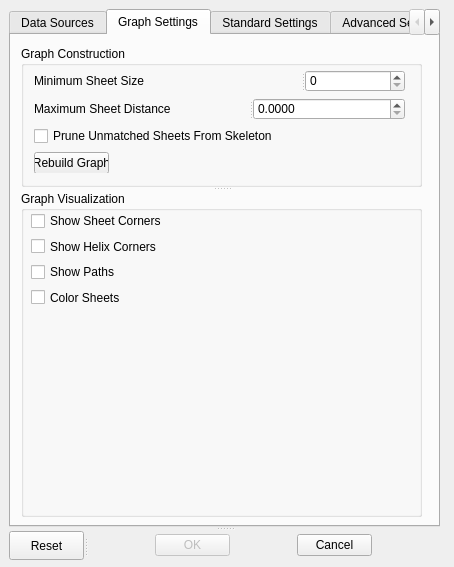
Before: the Qt Designer form Gorgon/src_ui/ui_dialog_sse_helix_correspondence_finder.ui in GorgonCryoEM/Gorgon, drawn with Qt 5.
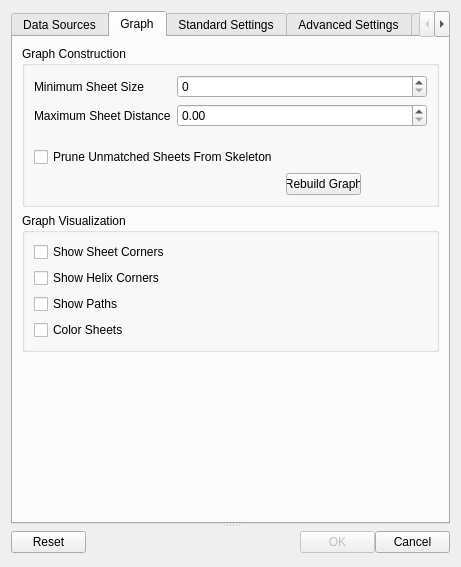
After: the same form once the commit is applied.

Commit message: Fixing layouts so that windows automatically resize. Still need to remove some unnecessary layout settings.

What changed in the file:
```diff
--- a/Gorgon/src_ui/ui_dialog_sse_helix_correspondence_finder.ui
+++ b/Gorgon/src_ui/ui_dialog_sse_helix_correspondence_finder.ui
@@ -5,39 +5,48 @@
    <rect>
     <x>0</x>
     <y>0</y>
-    <width>454</width>
+    <width>322</width>
     <height>567</height>
    </rect>
   </property>
   <property name="sizePolicy" >
-   <sizepolicy vsizetype="Expanding" hsizetype="Expanding" >
+   <sizepolicy vsizetype="MinimumExpanding" hsizetype="Expanding" >
     <horstretch>0</horstretch>
     <verstretch>0</verstretch>
    </sizepolicy>
   </property>
   <property name="minimumSize" >
    <size>
-    <width>454</width>
+    <width>0</width>
     <height>567</height>
    </size>
   </property>
   <property name="maximumSize" >
    <size>
-    <width>454</width>
+    <width>999999</width>
     <height>567</height>
    </size>
   </property>
   <property name="windowTitle" >
    <string>Helix Correspondence Finder</string>
   </property>
+  <layout class="QHBoxLayout" name="horizontalLayout_2" >
+   <item>
   <widget class="QSplitter" name="splitter_7" >
-   <property name="geometry" >
-    <rect>
-     <x>9</x>
-     <y>9</y>
-     <width>431</width>
-     <height>551</height>
-    </rect>
+     <property name="sizePolicy" >
+      <sizepolicy vsizetype="Minimum" hsizetype="Expanding" >
+       <horstretch>1</horstretch>
+       <verstretch>1</verstretch>
+      </sizepolicy>
+     </property>
+     <property name="layoutDirection" >
+      <enum>Qt::LeftToRight</enum>
+     </property>
+     <property name="frameShape" >
+      <enum>QFrame::NoFrame</enum>
+     </property>
+     <property name="frameShadow" >
+      <enum>QFrame::Plain</enum>
    </property>
    <property name="orientation" >
     <enum>Qt::Vertical</enum>
@@ -49,6 +58,9 @@
       <verstretch>0</verstretch>
      </sizepolicy>
     </property>
+      <property name="tabShape" >
+       <enum>QTabWidget::Rounded</enum>
+      </property>
     <property name="currentIndex" >
      <number>1</number>
     </property>
@@ -56,15 +68,8 @@
      <attribute name="title" >
       <string>Data Sources</string>
      </attribute>
-     <widget class="QWidget" name="layoutWidget" >
-      <property name="geometry" >
-       <rect>
-        <x>10</x>
-        <y>10</y>
-        <width>401</width>
-        <height>471</height>
-       </rect>
-      </property>
+       <layout class="QHBoxLayout" name="horizontalLayout_5" >
+        <item>
       <layout class="QVBoxLayout" name="verticalLayout" >
        <property name="sizeConstraint" >
         <enum>QLayout::SetMinimumSize</enum>
@@ -198,36 +203,17 @@
         </spacer>
        </item>
       </layout>
-     </widget>
+        </item>
+       </layout>
     </widget>
     <widget class="QWidget" name="tabGraphSettings" >
      <attribute name="title" >
-      <string>Graph Settings</string>
-     </attribute>
-     <widget class="QSplitter" name="splitter_5" >
-      <property name="geometry" >
-       <rect>
-        <x>10</x>
-        <y>11</y>
-        <width>401</width>
-        <height>471</height>
-       </rect>
-      </property>
-      <property name="sizePolicy" >
-       <sizepolicy vsizetype="Expanding" hsizetype="Expanding" >
-        <horstretch>0</horstretch>
-        <verstretch>0</verstretch>
-       </sizepolicy>
-      </property>
-      <property name="minimumSize" >
-       <size>
-        <width>251</width>
-        <height>281</height>
-       </size>
-      </property>
-      <property name="orientation" >
-       <enum>Qt::Vertical</enum>
-      </property>
+        <string>Graph</string>
+       </attribute>
+       <layout class="QVBoxLayout" name="verticalLayout_6" >
+        <item>
+         <layout class="QVBoxLayout" name="verticalLayout_5" >
+          <item>
       <widget class="QGroupBox" name="groupBox_3" >
        <property name="sizePolicy" >
         <sizepolicy vsizetype="Preferred" hsizetype="Preferred" >
@@ -237,35 +223,38 @@
        </property>
        <property name="minimumSize" >
         <size>
-         <width>251</width>
-         <height>141</height>
+              <width>151</width>
+              <height>161</height>
         </size>
        </property>
        <property name="maximumSize" >
         <size>
          <width>16777215</width>
-         <height>141</height>
+              <height>16777215</height>
         </size>
        </property>
        <property name="title" >
         <string>Graph Construction</string>
        </property>
-       <widget class="QWidget" name="layoutWidget" >
-        <property name="geometry" >
-         <rect>
-          <x>13</x>
-          <y>24</y>
-          <width>371</width>
-          <height>103</height>
-         </rect>
-        </property>
-        <layout class="QVBoxLayout" name="verticalLayout_3" >
+            <layout class="QHBoxLayout" name="horizontalLayout_3" >
          <item>
-          <widget class="QSplitter" name="splitter_4" >
-           <property name="orientation" >
-            <enum>Qt::Horizontal</enum>
-           </property>
+              <layout class="QVBoxLayout" name="verticalLayout_4" >
+               <item>
+                <layout class="QFormLayout" name="formLayout" >
+                 <item row="0" column="0" >
            <widget class="QLabel" name="label_15" >
+                   <property name="sizePolicy" >
+                    <sizepolicy vsizetype="Preferred" hsizetype="MinimumExpanding" >
+                     <horstretch>0</horstretch>
+                     <verstretch>0</verstretch>
+                    </sizepolicy>
+                   </property>
+                   <property name="minimumSize" >
+                    <size>
+                     <width>101</width>
+                     <height>0</height>
+                    </size>
+                   </property>
             <property name="toolTip" >
              <string>The maximum euclidean distance between possibly connected helices even if they are not connected in the skeleton</string>
             </property>
@@ -279,15 +268,40 @@
              <string>Minimum Sheet Size</string>
             </property>
            </widget>
-           <widget class="QSpinBox" name="spinBoxMinSheetSize" />
-          </widget>
-         </item>
-         <item>
-          <widget class="QSplitter" name="splitter_3" >
-           <property name="orientation" >
-            <enum>Qt::Horizontal</enum>
-           </property>
+                 </item>
+                 <item row="0" column="1" >
+                  <widget class="QSpinBox" name="spinBoxMinSheetSize" >
+                   <property name="sizePolicy" >
+                    <sizepolicy vsizetype="Fixed" hsizetype="MinimumExpanding" >
+                     <horstretch>0</horstretch>
+                     <verstretch>0</verstretch>
+                    </sizepolicy>
+                   </property>
+                   <property name="minimumSize" >
+                    <size>
+                     <width>51</width>
+                     <height>0</height>
+                    </size>
+                   </property>
+                   <property name="layoutDirection" >
+                    <enum>Qt::LeftToRight</enum>
+                   </property>
+                  </widget>
+                 </item>
+                 <item row="1" column="0" >
            <widget class="QLabel" name="label_16" >
+                   <property name="sizePolicy" >
+                    <sizepolicy vsizetype="Preferred" hsizetype="MinimumExpanding" >
+                     <horstretch>0</horstretch>
+                     <verstretch>0</verstretch>
+                    </sizepolicy>
+                   </property>
+                   <property name="minimumSize" >
+                    <size>
+                     <width>119</width>
+                     <height>20</height>
+                    </size>
+                   </property>
             <property name="toolTip" >
              <string>The maximum euclidean distance between possibly connected helices even if they are not connected in the skeleton</string>
             </property>
@@ -301,30 +315,56 @@
              <string>Maximum Sheet Distance</string>
             </property>
            </widget>
+                 </item>
+                 <item row="1" column="1" >
            <widget class="QDoubleSpinBox" name="doubleSpinBoxMaxSheetDistance" >
+                   <property name="sizePolicy" >
+                    <sizepolicy vsizetype="Fixed" hsizetype="MinimumExpanding" >
+                     <horstretch>0</horstretch>
+                     <verstretch>0</verstretch>
+                    </sizepolicy>
+                   </property>
+                   <property name="minimumSize" >
+                    <size>
+                     <width>0</width>
+                     <height>0</height>
+                    </size>
+                   </property>
             <property name="text" stdset="0" >
-             <string>0.0000</string>
+                    <string>0.00</string>
+                   </property>
+                   <property name="prefix" >
+                    <string/>
             </property>
             <property name="decimals" >
-             <number>4</number>
+                    <number>2</number>
             </property>
             <property name="maximum" >
-             <double>999999999.999899983406067</double>
+                    <double>1000000000.000000000000000</double>
             </property>
             <property name="value" >
              <double>0.000000000000000</double>
             </property>
            </widget>
-          </widget>
-         </item>
+                 </item>
+                </layout>
+               </item>
+               <item>
+                <layout class="QVBoxLayout" name="verticalLayout_3" >
          <item>
           <widget class="QCheckBox" name="checkBoxPruneSkeleton" >
            <property name="sizePolicy" >
-            <sizepolicy vsizetype="Fixed" hsizetype="Preferred" >
+                    <sizepolicy vsizetype="Fixed" hsizetype="MinimumExpanding" >
              <horstretch>0</horstretch>
              <verstretch>0</verstretch>
             </sizepolicy>
            </property>
+                   <property name="minimumSize" >
+                    <size>
+                     <width>211</width>
+                     <height>0</height>
+                    </size>
+                   </property>
            <property name="text" >
             <string>Prune Unmatched Sheets From Skeleton</string>
            </property>
@@ -334,14 +374,34 @@
           </widget>
          </item>
          <item>
-          <widget class="QSplitter" name="splitter_2" >
+                  <layout class="QHBoxLayout" name="horizontalLayout" >
+                   <item>
+                    <spacer name="horizontalSpacer" >
            <property name="orientation" >
             <enum>Qt::Horizontal</enum>
            </property>
+                     <property name="sizeType" >
+                      <enum>QSizePolicy::Preferred</enum>
+                     </property>
+                     <property name="sizeHint" stdset="0" >
+                      <size>
+                       <width>187</width>
+                       <height>20</height>
+                      </size>
+                     </property>
+                    </spacer>
+                   </item>
+                   <item>
            <widget class="QPushButton" name="pushButtonRebuildGraph" >
             <property name="enabled" >
              <bool>true</bool>
             </property>
+                     <property name="sizePolicy" >
+                      <sizepolicy vsizetype="Fixed" hsizetype="Preferred" >
+                       <horstretch>0</horstretch>
+                       <verstretch>0</verstretch>
+                      </sizepolicy>
+                     </property>
             <property name="maximumSize" >
              <size>
               <width>75</width>
@@ -352,16 +412,24 @@
              <string>Rebuild Graph</string>
             </property>
            </widget>
-          </widget>
-         </item>
-        </layout>
-        <zorder>splitter_4</zorder>
-        <zorder>checkBoxPruneSkeleton</zorder>
-        <zorder>splitter_2</zorder>
-        <zorder>splitter_3</zorder>
-       </widget>
-      </widget>
+                   </item>
+                  </layout>
+                 </item>
+                </layout>
+               </item>
+              </layout>
+             </item>
+            </layout>
+           </widget>
+          </item>
+          <item>
       <widget class="QGroupBox" name="groupBox_4" >
+            <property name="sizePolicy" >
+             <sizepolicy vsizetype="Preferred" hsizetype="Preferred" >
+              <horstretch>0</horstretch>
+              <verstretch>0</verstretch>
+             </sizepolicy>
+            </property>
        <property name="minimumSize" >
         <size>
          <width>151</width>
@@ -371,15 +439,8 @@
        <property name="title" >
         <string>Graph Visualization</string>
        </property>
-       <widget class="QWidget" name="layoutWidget" >
-        <property name="geometry" >
-         <rect>
-          <x>10</x>
-          <y>20</y>
-          <width>381</width>
-          <height>96</height>
-         </rect>
-        </property>
+            <layout class="QHBoxLayout" name="horizontalLayout_4" >
+             <item>
         <layout class="QVBoxLayout" name="verticalLayout_2" >
          <item>
           <widget class="QCheckBox" name="checkBoxShowSheetCorners" >
@@ -421,6 +482,12 @@
              <verstretch>0</verstretch>
             </sizepolicy>
            </property>
+                 <property name="minimumSize" >
+                  <size>
+                   <width>119</width>
+                   <height>0</height>
+                  </size>
+                 </property>
            <property name="text" >
             <string>Show Paths</string>
            </property>
@@ -446,9 +513,26 @@
           </widget>
          </item>
         </layout>
-       </widget>
-      </widget>
-     </widget>
+             </item>
+            </layout>
+           </widget>
+          </item>
+          <item>
+           <spacer name="verticalSpacer" >
+            <property name="orientation" >
+             <enum>Qt::Vertical</enum>
+            </property>
+            <property name="sizeHint" stdset="0" >
+             <size>
+              <width>20</width>
+              <height>40</height>
+             </size>
+            </property>
+           </spacer>
+          </item>
+         </layout>
+        </item>
+       </layout>
     </widget>
     <widget class="QWidget" name="tabStandardSettings" >
      <attribute name="title" >
@@ -892,23 +976,15 @@
     <property name="orientation" >
      <enum>Qt::Horizontal</enum>
     </property>
-    <widget class="QPushButton" name="pushButtonReset" >
-     <property name="maximumSize" >
-      <size>
-       <width>75</width>
-       <height>16777215</height>
-      </size>
-     </property>
-     <property name="text" >
-      <string>Reset</string>
-     </property>
-    </widget>
     <widget class="QWidget" name="layoutWidget" >
      <layout class="QGridLayout" >
+        <property name="sizeConstraint" >
+         <enum>QLayout::SetNoConstraint</enum>
+        </property>
       <property name="spacing" >
        <number>0</number>
       </property>
-      <item row="0" column="0" >
+        <item row="0" column="2" >
        <widget class="QPushButton" name="pushButtonOk" >
         <property name="enabled" >
          <bool>false</bool>
@@ -924,7 +1000,7 @@
         </property>
        </widget>
       </item>
-      <item row="0" column="1" >
+        <item row="0" column="3" >
        <widget class="QPushButton" name="pushButtonCancel" >
         <property name="maximumSize" >
          <size>
@@ -937,10 +1013,38 @@
         </property>
        </widget>
       </item>
+        <item row="0" column="1" >
+         <spacer name="horizontalSpacer_2" >
+          <property name="orientation" >
+           <enum>Qt::Horizontal</enum>
+          </property>
+          <property name="sizeHint" stdset="0" >
+           <size>
+            <width>40</width>
+            <height>20</height>
+           </size>
+          </property>
+         </spacer>
+        </item>
+        <item row="0" column="0" >
+         <widget class="QPushButton" name="pushButtonReset" >
+          <property name="maximumSize" >
+           <size>
+            <width>75</width>
+            <height>16777215</height>
+           </size>
+          </property>
+          <property name="text" >
+           <string>Reset</string>
+          </property>
+         </widget>
+        </item>
      </layout>
     </widget>
    </widget>
   </widget>
+   </item>
+  </layout>
  </widget>
  <tabstops>
   <tabstop>tabWidget</tabstop>
```
Left out of the diff: 127 changed lines with no effect on the pictures. Lines whose indentation alone changed are shown as unchanged.
